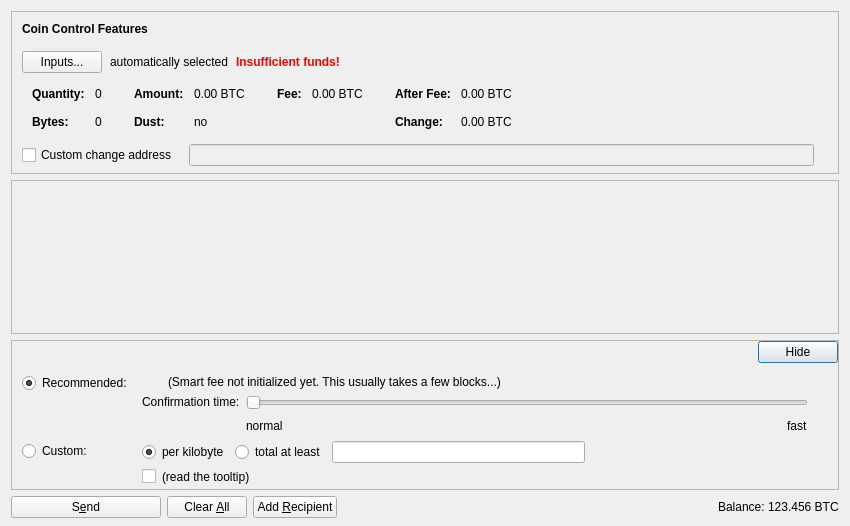
First picture: the form in src/qt/forms/sendcoinsdialog.ui, repository MrMiner-org/TheMinerzCoin, before the edit.
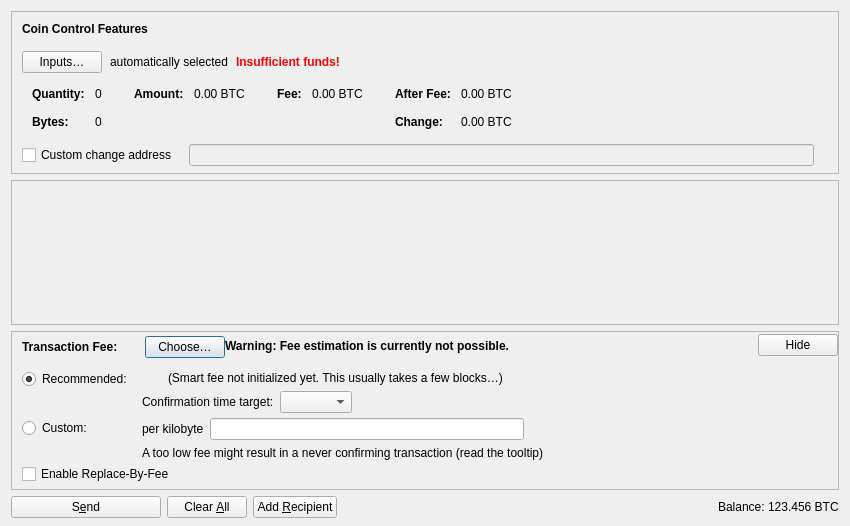
Second picture: the form after the edit. Icons and pictures are not drawn. Custom widgets are drawn as their Qt base class.

```diff
--- a/src/qt/forms/sendcoinsdialog.ui
+++ b/src/qt/forms/sendcoinsdialog.ui
@@ -107,7 +107,7 @@
              <string notr="true"/>
             </property>
             <property name="text">
-             <string>Inputs...</string>
+             <string>Inputs…</string>
             </property>
             <property name="autoDefault">
              <bool>false</bool>
@@ -331,35 +331,6 @@
                  </property>
                 </widget>
                </item>
-               <item row="1" column="0">
-                <widget class="QLabel" name="labelCoinControlLowOutputText">
-                 <property name="font">
-                  <font>
-                   <weight>75</weight>
-                   <bold>true</bold>
-                  </font>
-                 </property>
-                 <property name="text">
-                  <string>Dust:</string>
-                 </property>
-                </widget>
-               </item>
-               <item row="1" column="1">
-                <widget class="QLabel" name="labelCoinControlLowOutput">
-                 <property name="cursor">
-                  <cursorShape>IBeamCursor</cursorShape>
-                 </property>
-                 <property name="contextMenuPolicy">
-                  <enum>Qt::ActionsContextMenu</enum>
-                 </property>
-                 <property name="text">
-                  <string notr="true">no</string>
-                 </property>
-                 <property name="textInteractionFlags">
-                  <set>Qt::LinksAccessibleByMouse|Qt::TextSelectableByKeyboard|Qt::TextSelectableByMouse</set>
-                 </property>
-                </widget>
-               </item>
               </layout>
              </item>
              <item>
@@ -701,6 +672,49 @@
               </property>
              </spacer>
             </item>
+            <item>
+             <layout class="QHBoxLayout" name="horizontalLayoutSmartFee">
+              <property name="spacing">
+               <number>10</number>
+              </property>
+              <item>
+               <widget class="QLabel" name="labelFeeHeadline">
+                <property name="sizePolicy">
+                 <sizepolicy hsizetype="Preferred" vsizetype="Maximum">
+                  <horstretch>0</horstretch>
+                  <verstretch>0</verstretch>
+                 </sizepolicy>
+                </property>
+                <property name="font">
+                 <font>
+                  <weight>75</weight>
+                  <bold>true</bold>
+                 </font>
+                </property>
+                <property name="styleSheet">
+                 <string notr="true">font-weight:bold;</string>
+                </property>
+                <property name="text">
+                 <string>Transaction Fee:</string>
+                </property>
+               </widget>
+              </item>
+              <item>
+               <widget class="QLabel" name="labelFeeMinimized">
+                <property name="text">
+                 <string/>
+                </property>
+               </widget>
+              </item>
+              <item>
+               <widget class="QPushButton" name="buttonChooseFee">
+                <property name="text">
+                 <string>Choose…</string>
+                </property>
+               </widget>
+              </item>
+             </layout>
+            </item>
             <item>
              <spacer name="verticalSpacer_5">
               <property name="orientation">
@@ -716,11 +730,33 @@
             </item>
            </layout>
           </item>
+          <item>
+           <widget class="QLabel" name="fallbackFeeWarningLabel">
+            <property name="toolTip">
+             <string>Using the fallbackfee can result in sending a transaction that will take several hours or days (or never) to confirm. Consider choosing your fee manually or wait until you have validated the complete chain.</string>
+            </property>
+            <property name="font">
+            <font>
+                <weight>75</weight>
+                <bold>true</bold>
+            </font>
+            </property>
+            <property name="text">
+             <string>Warning: Fee estimation is currently not possible.</string>
+            </property>
+            <property name="wordWrap">
+             <bool>false</bool>
+            </property>
+           </widget>
+          </item>
           <item>
            <spacer name="horizontalSpacer_4">
             <property name="orientation">
              <enum>Qt::Horizontal</enum>
             </property>
+            <property name="sizeType">
+             <enum>QSizePolicy::MinimumExpanding</enum>
+            </property>
             <property name="sizeHint" stdset="0">
              <size>
               <width>40</width>
@@ -781,32 +817,13 @@
                <item>
                 <layout class="QHBoxLayout" name="horizontalLayoutFee13">
                  <item>
-                  <widget class="QRadioButton" name="radioCustomPerKilobyte">
+                  <widget class="QLabel" name="labelCustomPerKilobyte">
                    <property name="toolTip">
                     <string>If the custom fee is set to 1000 satoshis and the transaction is only 250 bytes, then &quot;per kilobyte&quot; only pays 250 satoshis in fee, while &quot;total at least&quot; pays 1000 satoshis. For transactions bigger than a kilobyte both pay by kilobyte.</string>
                    </property>
                    <property name="text">
                     <string>per kilobyte</string>
                    </property>
-                   <property name="checked">
-                    <bool>true</bool>
-                   </property>
-                   <attribute name="buttonGroup">
-                    <string notr="true">groupCustomFee</string>
-                   </attribute>
-                  </widget>
-                 </item>
-                 <item>
-                  <widget class="QRadioButton" name="radioCustomAtLeast">
-                   <property name="toolTip">
-                    <string>If the custom fee is set to 1000 satoshis and the transaction is only 250 bytes, then &quot;per kilobyte&quot; only pays 250 satoshis in fee, while &quot;total at least&quot; pays 1000 satoshis. For transactions bigger than a kilobyte both pay by kilobyte.</string>
-                   </property>
-                   <property name="text">
-                    <string>total at least</string>
-                   </property>
-                   <attribute name="buttonGroup">
-                    <string notr="true">groupCustomFee</string>
-                   </attribute>
                   </widget>
                  </item>
                  <item>
@@ -830,17 +847,7 @@
                <item>
                 <layout class="QHBoxLayout" name="horizontalLayoutFee8">
                  <item>
-                  <widget class="QCheckBox" name="checkBoxMinimumFee">
-                   <property name="toolTip">
-                    <string>Paying only the minimum fee is just fine as long as there is less transaction volume than space in the blocks. But be aware that this can end up in a never confirming transaction once there is more demand for bitcoin transactions than the network can process.</string>
-                   </property>
-                   <property name="text">
-                    <string/>
-                   </property>
-                  </widget>
-                 </item>
-                 <item>
-                  <widget class="QLabel" name="labelMinFeeWarning">
+                  <widget class="QLabel" name="labelCustomFeeWarning">
                    <property name="enabled">
                     <bool>true</bool>
                    </property>
@@ -848,10 +855,7 @@
                     <string>Paying only the minimum fee is just fine as long as there is less transaction volume than space in the blocks. But be aware that this can end up in a never confirming transaction once there is more demand for bitcoin transactions than the network can process.</string>
                    </property>
                    <property name="text">
-                    <string>(read the tooltip)</string>
-                   </property>
-                   <property name="margin">
-                    <number>5</number>
+                    <string>A too low fee might result in a never confirming transaction (read the tooltip)</string>
                    </property>
                   </widget>
                  </item>
@@ -944,9 +948,6 @@
                    <property name="text">
                     <string/>
                    </property>
-                   <property name="margin">
-                    <number>2</number>
-                   </property>
                   </widget>
                  </item>
                  <item>
@@ -959,10 +960,7 @@
                  <item>
                   <widget class="QLabel" name="labelSmartFee2">
                    <property name="text">
-                    <string>(Smart fee not initialized yet. This usually takes a few blocks...)</string>
-                   </property>
-                   <property name="margin">
-                    <number>2</number>
+                    <string>(Smart fee not initialized yet. This usually takes a few blocks…)</string>
                    </property>
                   </widget>
                  </item>
@@ -988,26 +986,10 @@
                    <item>
                     <widget class="QLabel" name="labelSmartFee3">
                      <property name="text">
-                      <string>Confirmation time:</string>
-                     </property>
-                     <property name="margin">
-                      <number>2</number>
+                      <string>Confirmation time target:</string>
                      </property>
                     </widget>
                    </item>
-                   <item>
-                    <spacer name="verticalSpacer_3">
-                     <property name="orientation">
-                      <enum>Qt::Vertical</enum>
-                     </property>
-                     <property name="sizeHint" stdset="0">
-                      <size>
-                       <width>1</width>
-                       <height>1</height>
-                      </size>
-                     </property>
-                    </spacer>
-                   </item>
                   </layout>
                  </item>
                  <item>
@@ -1016,44 +998,15 @@
                     <number>30</number>
                    </property>
                    <item>
-                    <widget class="QSlider" name="sliderSmartFee">
-                     <property name="minimum">
+                    <layout class="QHBoxLayout" name="horizontalLayoutConfTarget">
+                     <property name="bottomMargin">
                       <number>0</number>
                      </property>
-                     <property name="maximum">
-                      <number>24</number>
-                     </property>
-                     <property name="pageStep">
-                      <number>1</number>
-                     </property>
-                     <property name="value">
-                      <number>0</number>
-                     </property>
-                     <property name="orientation">
-                      <enum>Qt::Horizontal</enum>
-                     </property>
-                     <property name="invertedAppearance">
-                      <bool>false</bool>
-                     </property>
-                     <property name="invertedControls">
-                      <bool>false</bool>
-                     </property>
-                     <property name="tickPosition">
-                      <enum>QSlider::NoTicks</enum>
-                     </property>
-                    </widget>
-                   </item>
-                   <item>
-                    <layout class="QHBoxLayout" name="horizontalLayoutFee10">
                      <item>
-                      <widget class="QLabel" name="labelSmartFeeNormal">
-                       <property name="text">
-                        <string>normal</string>
-                       </property>
-                      </widget>
+                      <widget class="QComboBox" name="confTargetSelector"/>
                      </item>
                      <item>
-                      <spacer name="horizontalSpacer_3">
+                      <spacer name="horizontalSpacerConfTarget">
                        <property name="orientation">
                         <enum>Qt::Horizontal</enum>
                        </property>
@@ -1065,13 +1018,6 @@
                        </property>
                       </spacer>
                      </item>
-                     <item>
-                      <widget class="QLabel" name="labelSmartFeeFast">
-                       <property name="text">
-                        <string>fast</string>
-                       </property>
-                      </widget>
-                     </item>
                     </layout>
                    </item>
                   </layout>
@@ -1095,6 +1041,16 @@
              </item>
             </layout>
            </item>
+           <item>
+            <widget class="QCheckBox" name="optInRBF">
+             <property name="text">
+              <string>Enable Replace-By-Fee</string>
+             </property>
+             <property name="toolTip">
+              <string>With Replace-By-Fee (BIP-125) you can increase a transaction's fee after it is sent. Without this, a higher fee may be recommended to compensate for increased transaction delay risk.</string>
+             </property>
+            </widget>
+           </item>
           </layout>
          </widget>
         </item>
@@ -1105,8 +1061,8 @@
           </property>
           <property name="sizeHint" stdset="0">
            <size>
-            <width>800</width>
-            <height>1</height>
+            <width>40</width>
+            <height>5</height>
            </size>
           </property>
          </spacer>
```
Left out of the diff: 23 changed lines with no effect on the pictures.
